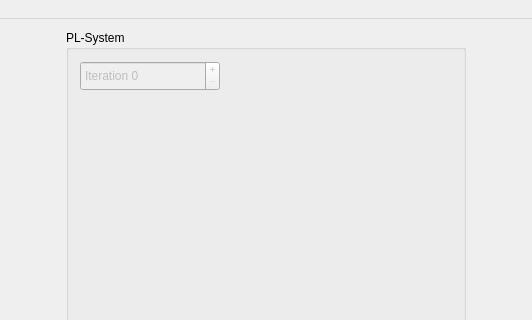
Before: the Qt Designer form mainwindow.ui in caro3801/plsys, drawn with Qt 5; both pictures show x 134 to 666 and y 0 to 320 of the 800 by 600 pixel window.
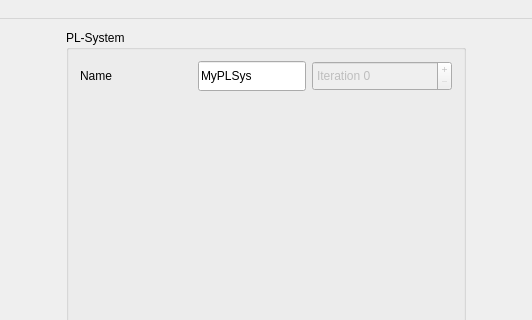
After: the same form once the commit is applied. Custom widgets are drawn as their Qt base class.

```diff
--- a/mainwindow.ui
+++ b/mainwindow.ui
@@ -66,6 +66,46 @@
         </property>
         <layout class="QVBoxLayout" name="verticalLayout_3">
          <item>
+          <layout class="QHBoxLayout" name="horizontalLayout_4">
+           <item>
+            <widget class="QLabel" name="label">
+             <property name="sizePolicy">
+              <sizepolicy hsizetype="Minimum" vsizetype="Minimum">
+               <horstretch>0</horstretch>
+               <verstretch>0</verstretch>
+              </sizepolicy>
+             </property>
+             <property name="maximumSize">
+              <size>
+               <width>16777215</width>
+               <height>30</height>
+              </size>
+             </property>
+             <property name="text">
+              <string>Name</string>
+             </property>
+            </widget>
+           </item>
+           <item>
+            <widget class="QLineEdit" name="lineEditName">
+             <property name="sizePolicy">
+              <sizepolicy hsizetype="Fixed" vsizetype="Minimum">
+               <horstretch>0</horstretch>
+               <verstretch>0</verstretch>
+              </sizepolicy>
+             </property>
+             <property name="maximumSize">
+              <size>
+               <width>16777215</width>
+               <height>30</height>
+              </size>
+             </property>
+             <property name="text">
+              <string>MyPLSys</string>
+             </property>
+            </widget>
+           </item>
+           <item>
           <widget class="QSpinBox" name="spinBoxIteration">
            <property name="enabled">
             <bool>false</bool>
@@ -102,6 +142,8 @@
            </property>
           </widget>
          </item>
+          </layout>
+         </item>
          <item>
           <layout class="QVBoxLayout" name="verticalLayout_2">
            <item alignment="Qt::AlignHCenter|Qt::AlignVCenter">
```
Left out of the diff: 12 changed lines with no effect on the pictures. Lines whose indentation alone changed are shown as unchanged.
